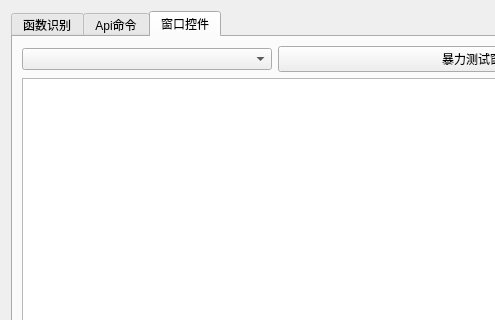
Old version of the form E-Debug/MainWindow.ui in the repository fjqisba/E-Debug; both pictures show x 0 to 495 and y 0 to 320 of the 700 by 750 pixel window.
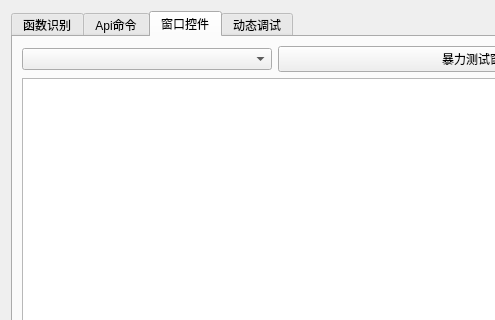
New version of the form. The open tabs and pages were chosen to show the change.

Commit message: 修复崩溃Bug

What changed in the file:
```diff
--- a/E-Debug/MainWindow.ui
+++ b/E-Debug/MainWindow.ui
@@ -178,6 +178,11 @@
        </item>
       </layout>
      </widget>
+     <widget class="QWidget" name="tab_Debugger">
+      <attribute name="title">
+       <string>动态调试</string>
+      </attribute>
+     </widget>
     </widget>
    </item>
   </layout>
```
Left out of the diff: 2 changed lines with no effect on the pictures. The commit also changes 1 other file.
